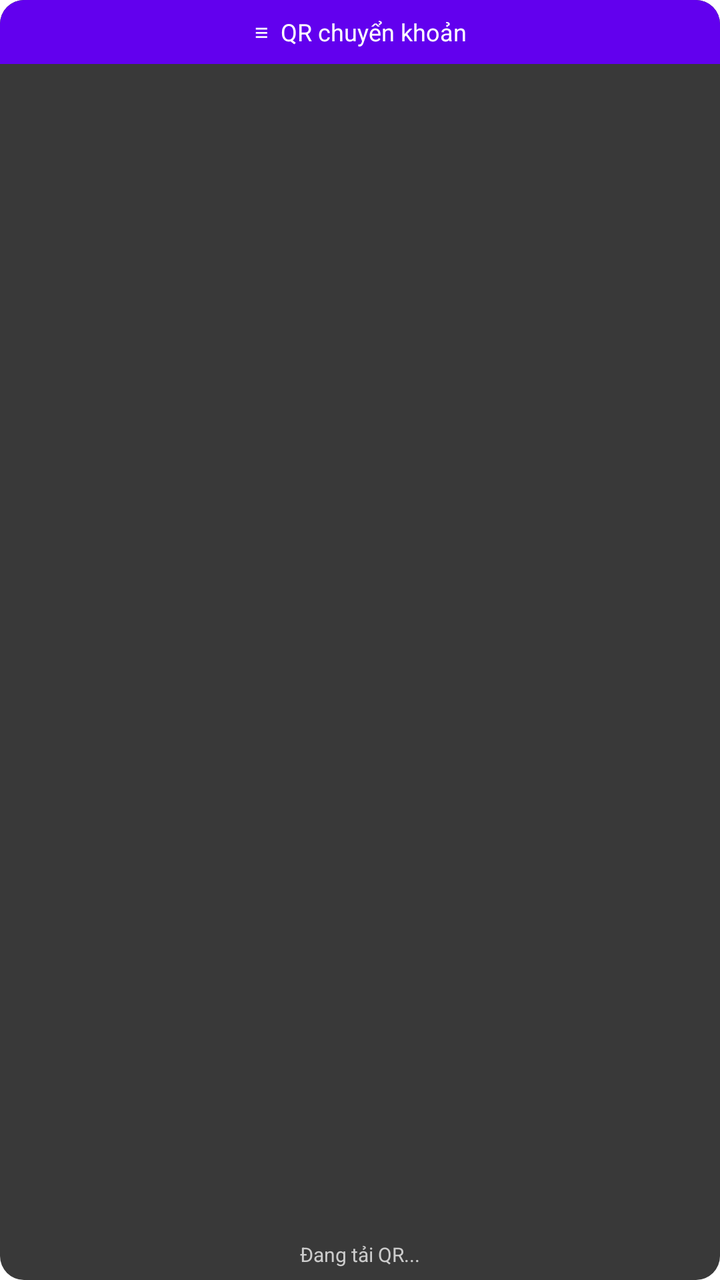
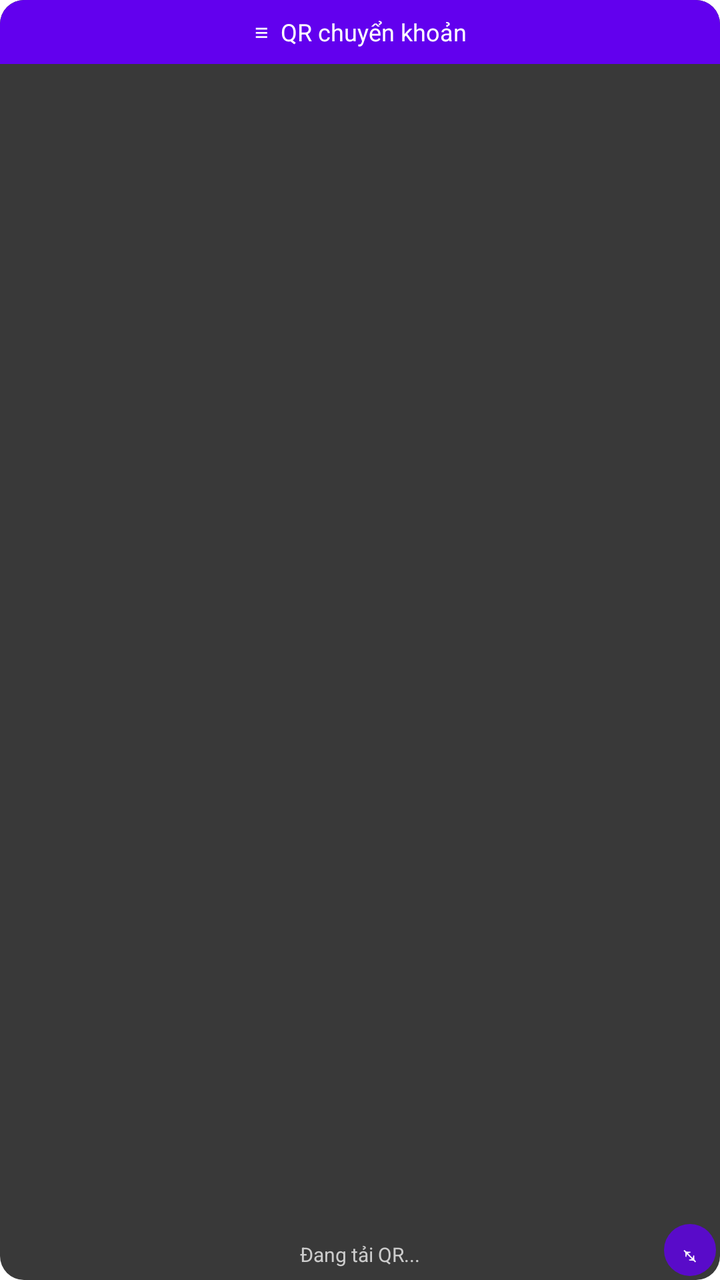

The first picture is an Android layout as it rendered before a commit; the second is the same layout after the commit. The layout source and the unified diff follow.
<!-- AndroidManifest.xml: application theme Theme.DonateFloat -->
<!-- res/layout/floating_qr.xml -->
<LinearLayout xmlns:android="http://schemas.android.com/apk/res/android"
    android:layout_width="wrap_content"
    android:layout_height="wrap_content"
    android:orientation="vertical"
    android:background="@drawable/bg_floating">

    <TextView
        android:id="@+id/dragHandleQr"
        android:layout_width="match_parent"
        android:layout_height="32dp"
        android:background="@drawable/bg_drag_handle"
        android:gravity="center"
        android:text="≡  QR chuyển khoản"
        android:textColor="#FFFFFF"
        android:textSize="12sp" />

    <ImageView
        android:id="@+id/imageQr"
        android:layout_width="match_parent"
        android:layout_height="0dp"
        android:layout_weight="1"
        android:layout_margin="8dp"
        android:adjustViewBounds="true"
        android:scaleType="fitCenter" />

    <TextView
        android:id="@+id/textQrStatus"
        android:layout_width="match_parent"
        android:layout_height="wrap_content"
        android:padding="6dp"
        android:gravity="center"
        android:textColor="#CCCCCC"
        android:textSize="10sp"
        android:text="Đang tải QR..." />

</LinearLayout>
<!-- resources referenced by this layout -->
<resources>
  <!-- drawable bg_drag_handle (drawable) -->
  <shape xmlns:android="http://schemas.android.com/apk/res/android">
      <solid android:color="#FF6200EE" />
      <corners android:topLeftRadius="12dp" android:topRightRadius="12dp" />
  </shape>
  <!-- drawable bg_floating (drawable) -->
  <shape xmlns:android="http://schemas.android.com/apk/res/android">
      <solid android:color="#DD1B1B1B" />
      <corners android:radius="12dp" />
  </shape>
  <style name="Theme.DonateFloat" parent="Theme.MaterialComponents.DayNight.NoActionBar">
          <item name="colorPrimary">@color/purple_500</item>
          <item name="colorPrimaryDark">@color/purple_700</item>
          <item name="colorAccent">@color/teal_200</item>
      </style>
  <color name="purple_500">#FF6200EE</color>
  <color name="purple_700">#FF3700B3</color>
  <color name="teal_200">#FF03DAC5</color>
</resources>

<!-- the commit's change to res/layout/floating_qr.xml (unified diff, before → after) -->
@@ -1,36 +1,53 @@
-<LinearLayout xmlns:android="http://schemas.android.com/apk/res/android"
+<FrameLayout xmlns:android="http://schemas.android.com/apk/res/android"
     android:layout_width="wrap_content"
-    android:layout_height="wrap_content"
-    android:orientation="vertical"
-    android:background="@drawable/bg_floating">
+    android:layout_height="wrap_content">
+
+    <LinearLayout
+        android:layout_width="match_parent"
+        android:layout_height="match_parent"
+        android:orientation="vertical"
+        android:background="@drawable/bg_floating">
+
+        <TextView
+            android:id="@+id/dragHandleQr"
+            android:layout_width="match_parent"
+            android:layout_height="32dp"
+            android:background="@drawable/bg_drag_handle"
+            android:gravity="center"
+            android:text="≡  QR chuyển khoản"
+            android:textColor="#FFFFFF"
+            android:textSize="12sp" />
+
+        <ImageView
+            android:id="@+id/imageQr"
+            android:layout_width="match_parent"
+            android:layout_height="0dp"
+            android:layout_weight="1"
+            android:layout_margin="8dp"
+            android:adjustViewBounds="true"
+            android:scaleType="fitCenter" />
+
+        <TextView
+            android:id="@+id/textQrStatus"
+            android:layout_width="match_parent"
+            android:layout_height="wrap_content"
+            android:padding="6dp"
+            android:gravity="center"
+            android:textColor="#CCCCCC"
+            android:textSize="10sp"
+            android:text="Đang tải QR..." />
+    </LinearLayout>
 
     <TextView
-        android:id="@+id/dragHandleQr"
-        android:layout_width="match_parent"
-        android:layout_height="32dp"
-        android:background="@drawable/bg_drag_handle"
+        android:id="@+id/resizeHandleQr"
+        android:layout_width="26dp"
+        android:layout_height="26dp"
+        android:layout_gravity="bottom|end"
+        android:layout_margin="2dp"
+        android:background="@drawable/bg_resize_handle"
         android:gravity="center"
-        android:text="≡  QR chuyển khoản"
+        android:text="⤡"
         android:textColor="#FFFFFF"
-        android:textSize="12sp" />
+        android:textSize="14sp" />
 
-    <ImageView
-        android:id="@+id/imageQr"
-        android:layout_width="match_parent"
-        android:layout_height="0dp"
-        android:layout_weight="1"
-        android:layout_margin="8dp"
-        android:adjustViewBounds="true"
-        android:scaleType="fitCenter" />
-
-    <TextView
-        android:id="@+id/textQrStatus"
-        android:layout_width="match_parent"
-        android:layout_height="wrap_content"
-        android:padding="6dp"
-        android:gravity="center"
-        android:textColor="#CCCCCC"
-        android:textSize="10sp"
-        android:text="Đang tải QR..." />
-
-</LinearLayout>
+</FrameLayout>
<!-- resource entries referenced after the edit -->
@@ -10,6 +10,10 @@
       <solid android:color="#DD1B1B1B" />
       <corners android:radius="12dp" />
   </shape>
+  <!-- drawable bg_resize_handle (drawable) -->
+  <shape xmlns:android="http://schemas.android.com/apk/res/android" android:shape="oval">
+      <solid android:color="#CC6200EE" />
+  </shape>
   <style name="Theme.DonateFloat" parent="Theme.MaterialComponents.DayNight.NoActionBar">
           <item name="colorPrimary">@color/purple_500</item>
           <item name="colorPrimaryDark">@color/purple_700</item>
